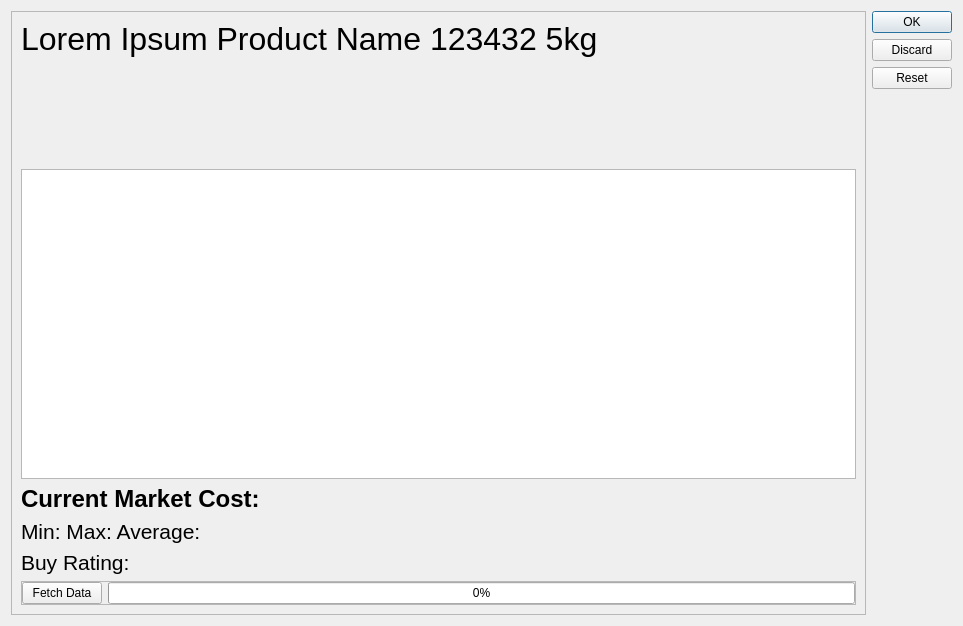
Before: the Qt Designer form buyeradar/screens/UI/product_window.ui in sortedcord/buyeradar, drawn with Qt 5.
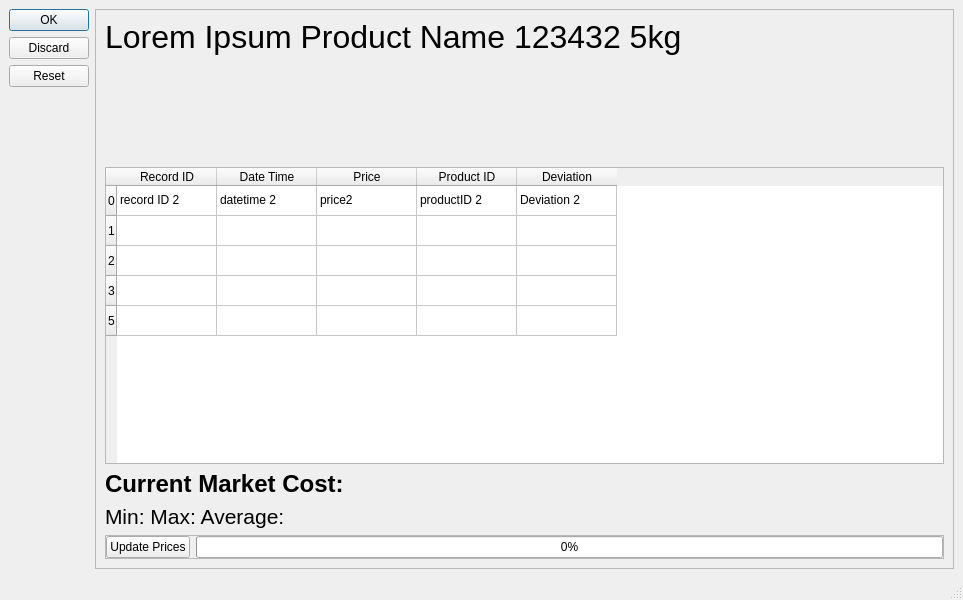
After: the same form once the commit is applied.

```diff
--- a/buyeradar/screens/UI/product_window.ui
+++ b/buyeradar/screens/UI/product_window.ui
@@ -1,19 +1,30 @@
 <?xml version="1.0" encoding="UTF-8"?>
 <ui version="4.0">
- <class>Dialog</class>
- <widget class="QDialog" name="Dialog">
+ <class>MainWindow</class>
+ <widget class="QMainWindow" name="MainWindow">
   <property name="geometry">
    <rect>
     <x>0</x>
     <y>0</y>
     <width>963</width>
-    <height>626</height>
+    <height>600</height>
    </rect>
   </property>
   <property name="windowTitle">
    <string>Dialog</string>
   </property>
+  <widget class="QWidget" name="centralwidget">
   <layout class="QHBoxLayout" name="horizontalLayout">
+    <item>
+     <widget class="QDialogButtonBox" name="buttonBox">
+      <property name="orientation">
+       <enum>Qt::Vertical</enum>
+      </property>
+      <property name="standardButtons">
+       <set>QDialogButtonBox::Discard|QDialogButtonBox::Ok|QDialogButtonBox::Reset</set>
+      </property>
+     </widget>
+    </item>
    <item>
     <widget class="QScrollArea" name="scrollArea">
      <property name="frameShadow">
@@ -28,7 +39,7 @@
         <x>0</x>
         <y>0</y>
         <width>839</width>
-        <height>602</height>
+         <height>525</height>
        </rect>
       </property>
       <layout class="QVBoxLayout" name="verticalLayout">
@@ -76,7 +87,83 @@
         </widget>
        </item>
        <item>
-        <widget class="QTableView" name="tableView"/>
+         <widget class="QTableWidget" name="tableWidget">
+          <row>
+           <property name="text">
+            <string>0</string>
+           </property>
+          </row>
+          <row>
+           <property name="text">
+            <string>1</string>
+           </property>
+          </row>
+          <row>
+           <property name="text">
+            <string>2</string>
+           </property>
+          </row>
+          <row>
+           <property name="text">
+            <string>3</string>
+           </property>
+          </row>
+          <row>
+           <property name="text">
+            <string>5</string>
+           </property>
+          </row>
+          <column>
+           <property name="text">
+            <string>Record ID</string>
+           </property>
+          </column>
+          <column>
+           <property name="text">
+            <string>Date Time</string>
+           </property>
+          </column>
+          <column>
+           <property name="text">
+            <string>Price</string>
+           </property>
+          </column>
+          <column>
+           <property name="text">
+            <string>Product ID</string>
+           </property>
+          </column>
+          <column>
+           <property name="text">
+            <string>Deviation</string>
+           </property>
+          </column>
+          <item row="0" column="0">
+           <property name="text">
+            <string>record ID 2</string>
+           </property>
+          </item>
+          <item row="0" column="1">
+           <property name="text">
+            <string>datetime 2</string>
+           </property>
+          </item>
+          <item row="0" column="2">
+           <property name="text">
+            <string>price2</string>
+           </property>
+          </item>
+          <item row="0" column="3">
+           <property name="text">
+            <string>productID 2</string>
+           </property>
+          </item>
+          <item row="0" column="4">
+           <property name="text">
+            <string>Deviation 2</string>
+           </property>
+          </item>
+         </widget>
        </item>
        <item>
         <widget class="QLabel" name="current_price_label">
@@ -104,18 +191,6 @@
          </property>
         </widget>
        </item>
-       <item>
-        <widget class="QLabel" name="label_2">
-         <property name="font">
-          <font>
-           <pointsize>16</pointsize>
-          </font>
-         </property>
-         <property name="text">
-          <string>Buy Rating: </string>
-         </property>
-        </widget>
-       </item>
        <item>
         <widget class="QFrame" name="frame">
          <property name="minimumSize">
@@ -146,7 +221,7 @@
           <item>
            <widget class="QPushButton" name="fetch_data_button">
             <property name="text">
-             <string>Fetch Data</string>
+              <string>Update Prices</string>
             </property>
            </widget>
           </item>
@@ -167,17 +242,19 @@
      </widget>
     </widget>
    </item>
-   <item>
-    <widget class="QDialogButtonBox" name="buttonBox">
-     <property name="orientation">
-      <enum>Qt::Vertical</enum>
-     </property>
-     <property name="standardButtons">
-      <set>QDialogButtonBox::Discard|QDialogButtonBox::Ok|QDialogButtonBox::Reset</set>
-     </property>
-    </widget>
-   </item>
-  </layout>
+   </layout>
+  </widget>
+  <widget class="QMenuBar" name="menubar">
+   <property name="geometry">
+    <rect>
+     <x>0</x>
+     <y>0</y>
+     <width>963</width>
+     <height>26</height>
+    </rect>
+   </property>
+  </widget>
+  <widget class="QStatusBar" name="statusbar"/>
  </widget>
  <resources/>
  <connections>
```
Left out of the diff: 37 changed lines with no effect on the pictures. Lines whose indentation alone changed are shown as unchanged.
